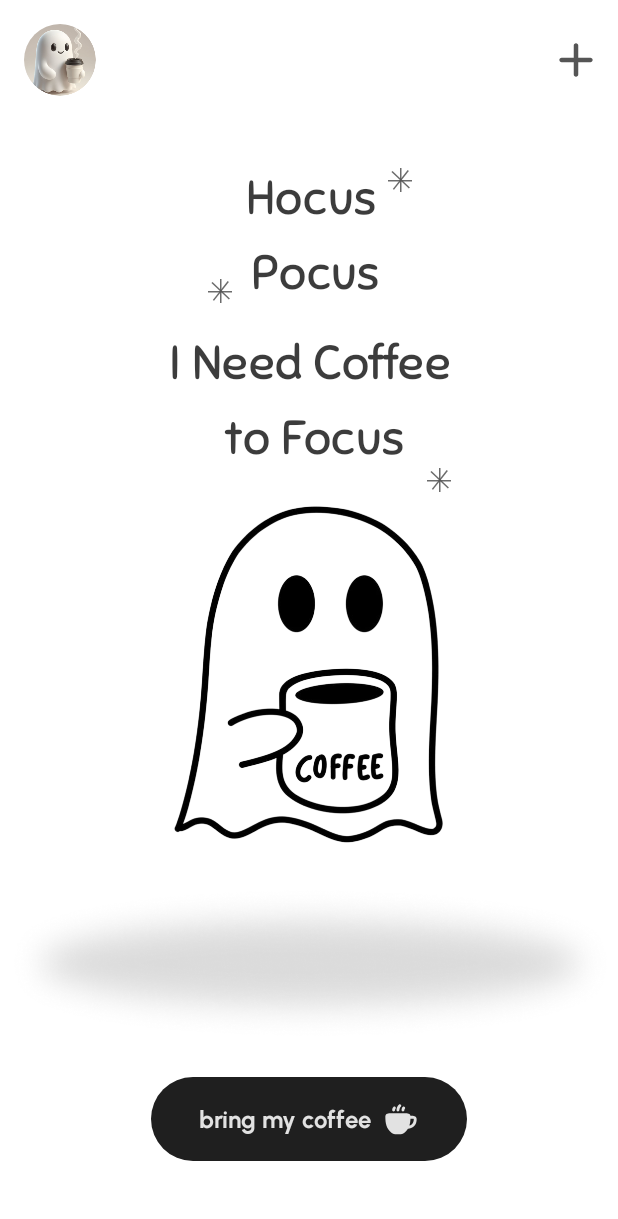
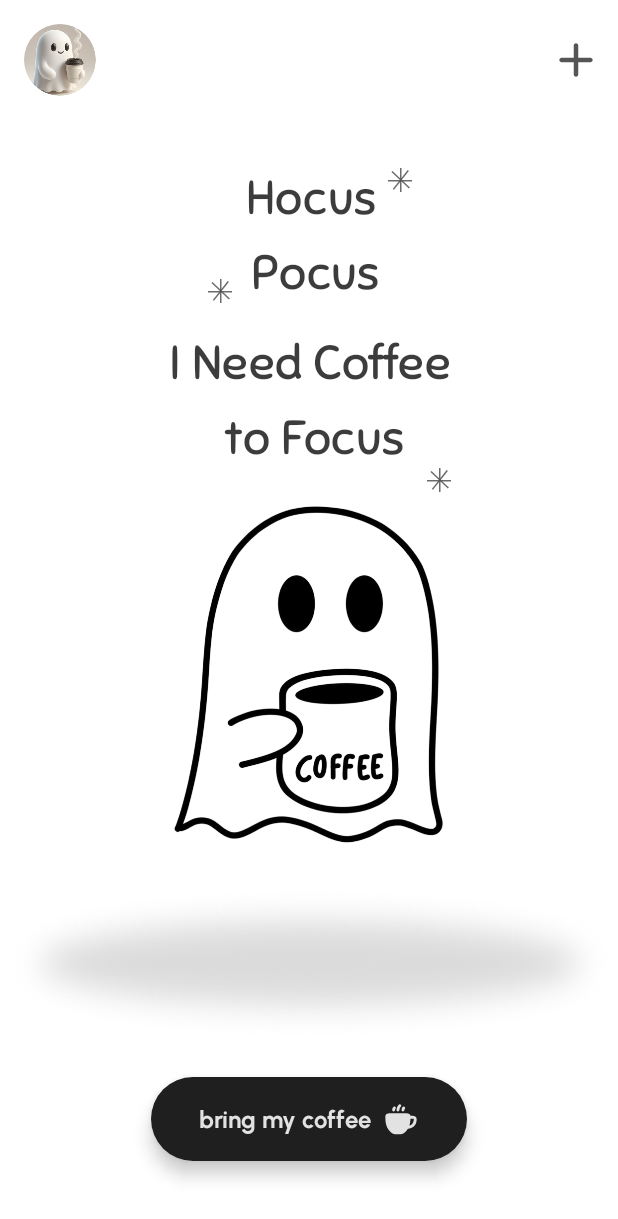
Before and after one commit to mohamedibrahim3/Caffeine, an Android app built with Jetpack Compose: the @Preview function HomeScreenPreview, on a phone screen of 412 x 824 dp. Shown: the top 1219 px of the screen. Run offline under Robolectric (Android 15) with nearby library versions, the phone set to English and light mode, and no system bars.

Commit message:
refactor: add elevation to my default button

```diff
--- a/app/src/main/java/com/example/caffeine/component/CaffeineButton.kt
+++ b/app/src/main/java/com/example/caffeine/component/CaffeineButton.kt
@@ -36,6 +36,7 @@ fun CaffeineButton(
         shape = RoundedCornerShape(100.dp),
         contentPadding = PaddingValues(horizontal = 32.dp, vertical = 16.dp),
         colors = ButtonDefaults.buttonColors().copy(containerColor = darkGray),
+        elevation = ButtonDefaults.buttonElevation(defaultElevation = 7.dp),
         onClick = onClick
     ) {
         Row(
```
